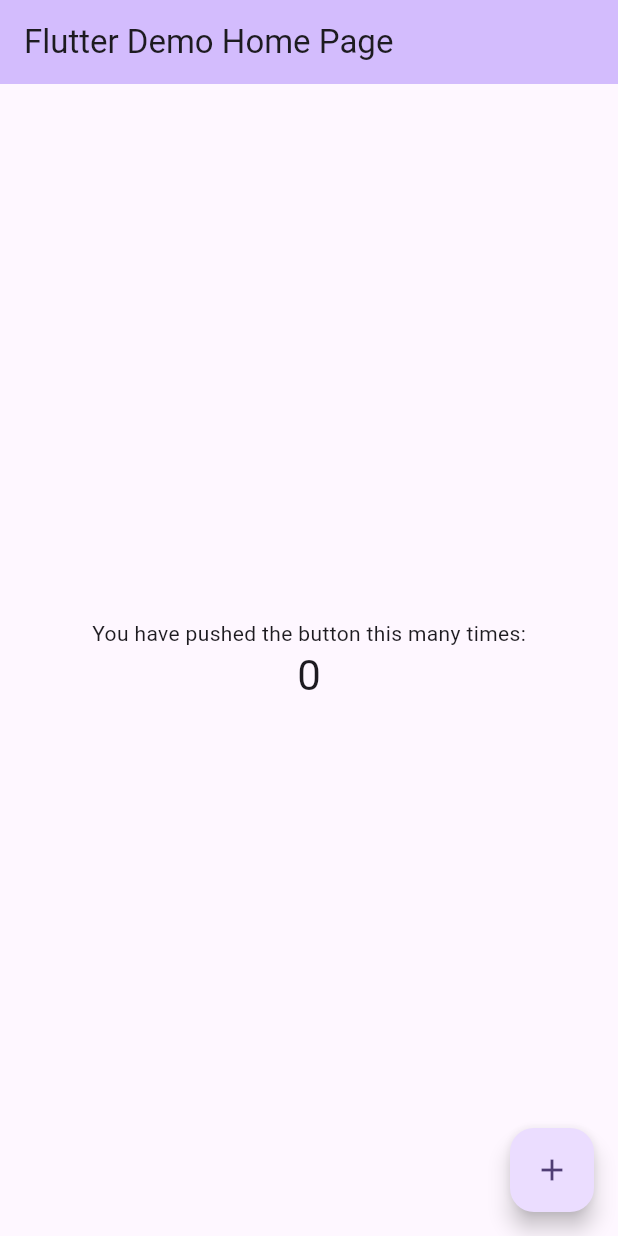
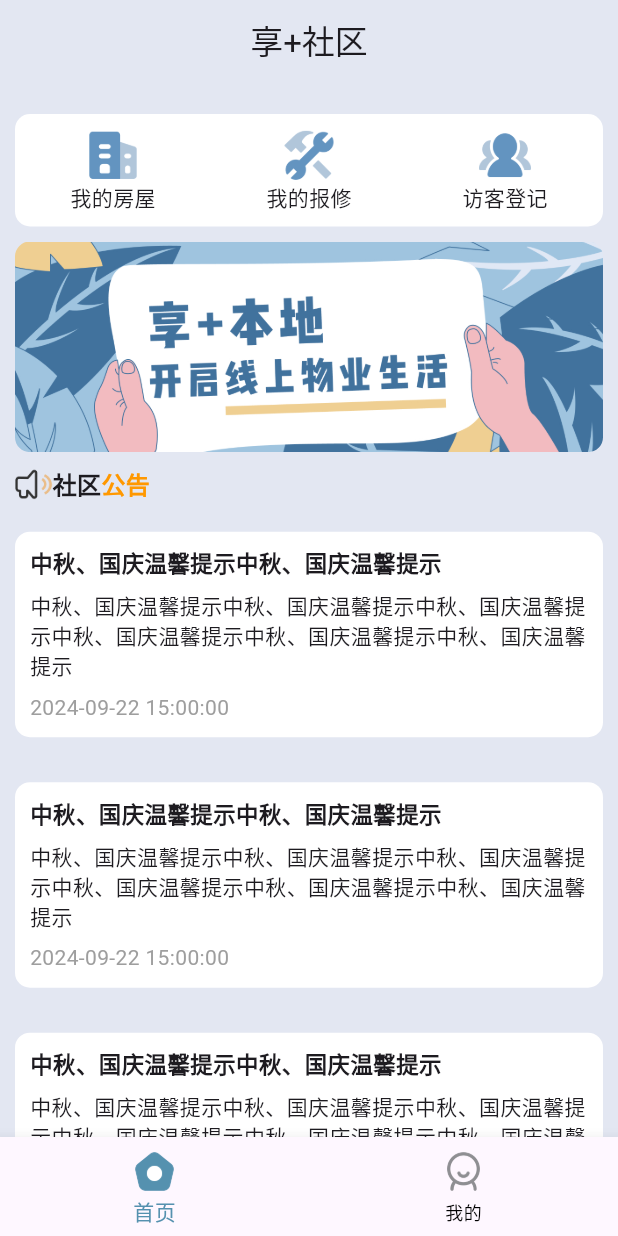
Before and after one commit to bitByte404/enjoy_plus, a Flutter app: the screen it shows after launch, on a phone screen of 412 x 824 dp. Run offline on Flutter 3.47's test engine with Material 3 defaults, Android fonts, the phone set to English and light mode, and no system bars.

Commit message:
feat: 初始化社区公告和导航组件
- 新增 HomeList 和 HomeNav 组件
- 创建 HomePage 和 MinePage 页面
- 实现底部导航栏 TabBarPage
- 添加相关资源文件
- 删除默认的计数器示例

```diff
--- a/lib/main.dart
+++ b/lib/main.dart
@@ -1,125 +1,12 @@
+import 'package:enjoy_plus/pages/tab_bar/tab_bar_page.dart';
 import 'package:flutter/material.dart';
 
 void main() {
-  runApp(const MyApp());
+  runApp(MaterialApp(
+    debugShowCheckedModeBanner: false,
+    routes: {
+      '/': (context) => const TabBarPage(),
+    },
+    initialRoute: '/',
+  ));
 }
-
-class MyApp extends StatelessWidget {
-  const MyApp({super.key});
-
-  // This widget is the root of your application.
-  @override
-  Widget build(BuildContext context) {
-    return MaterialApp(
-      title: 'Flutter Demo',
-      theme: ThemeData(
-        // This is the theme of your application.
-        //
-        // TRY THIS: Try running your application with "flutter run". You'll see
-        // the application has a purple toolbar. Then, without quitting the app,
-        // try changing the seedColor in the colorScheme below to Colors.green
-        // and then invoke "hot reload" (save your changes or press the "hot
-        // reload" button in a Flutter-supported IDE, or press "r" if you used
-        // the command line to start the app).
-        //
-        // Notice that the counter didn't reset back to zero; the application
-        // state is not lost during the reload. To reset the state, use hot
-        // restart instead.
-        //
-        // This works for code too, not just values: Most code changes can be
-        // tested with just a hot reload.
-        colorScheme: ColorScheme.fromSeed(seedColor: Colors.deepPurple),
-        useMaterial3: true,
-      ),
-      home: const MyHomePage(title: 'Flutter Demo Home Page'),
-    );
-  }
-}
-
-class MyHomePage extends StatefulWidget {
-  const MyHomePage({super.key, required this.title});
-
-  // This widget is the home page of your application. It is stateful, meaning
-  // that it has a State object (defined below) that contains fields that affect
-  // how it looks.
-
-  // This class is the configuration for the state. It holds the values (in this
-  // case the title) provided by the parent (in this case the App widget) and
-  // used by the build method of the State. Fields in a Widget subclass are
-  // always marked "final".
-
-  final String title;
-
-  @override
-  State<MyHomePage> createState() => _MyHomePageState();
-}
-
-class _MyHomePageState extends State<MyHomePage> {
-  int _counter = 0;
-
-  void _incrementCounter() {
-    setState(() {
-      // This call to setState tells the Flutter framework that something has
-      // changed in this State, which causes it to rerun the build method below
-      // so that the display can reflect the updated values. If we changed
-      // _counter without calling setState(), then the build method would not be
-      // called again, and so nothing would appear to happen.
-      _counter++;
-    });
-  }
-
-  @override
-  Widget build(BuildContext context) {
-    // This method is rerun every time setState is called, for instance as done
-    // by the _incrementCounter method above.
-    //
-    // The Flutter framework has been optimized to make rerunning build methods
-    // fast, so that you can just rebuild anything that needs updating rather
-    // than having to individually change instances of widgets.
-    return Scaffold(
-      appBar: AppBar(
-        // TRY THIS: Try changing the color here to a specific color (to
-        // Colors.amber, perhaps?) and trigger a hot reload to see the AppBar
-        // change color while the other colors stay the same.
-        backgroundColor: Theme.of(context).colorScheme.inversePrimary,
-        // Here we take the value from the MyHomePage object that was created by
-        // the App.build method, and use it to set our appbar title.
-        title: Text(widget.title),
-      ),
-      body: Center(
-        // Center is a layout widget. It takes a single child and positions it
-        // in the middle of the parent.
-        child: Column(
-          // Column is also a layout widget. It takes a list of children and
-          // arranges them vertically. By default, it sizes itself to fit its
-          // children horizontally, and tries to be as tall as its parent.
-          //
-          // Column has various properties to control how it sizes itself and
-          // how it positions its children. Here we use mainAxisAlignment to
-          // center the children vertically; the main axis here is the vertical
-          // axis because Columns are vertical (the cross axis would be
-          // horizontal).
-          //
-          // TRY THIS: Invoke "debug painting" (choose the "Toggle Debug Paint"
-          // action in the IDE, or press "p" in the console), to see the
-          // wireframe for each widget.
-          mainAxisAlignment: MainAxisAlignment.center,
-          children: <Widget>[
-            const Text(
-              'You have pushed the button this many times:',
-            ),
-            Text(
-              '$_counter',
-              style: Theme.of(context).textTheme.headlineMedium,
-            ),
-          ],
-        ),
-      ),
-      floatingActionButton: FloatingActionButton(
-        onPressed: _incrementCounter,
-        tooltip: 'Increment',
-        child: const Icon(Icons.add),
-      ), // This trailing comma makes auto-formatting nicer for build methods.
-    );
-  }
-}
--- /dev/null
+++ b/lib/pages/home/components/home_list.dart
@@ -0,0 +1,114 @@
+import 'package:enjoy_plus/generated/assets.dart';
+import 'package:flutter/material.dart';
+
+
+class HomeList extends StatelessWidget {
+  HomeList({super.key/*, required this.notifyList*/});
+
+  List notifyList = [
+    {
+      'title': '中秋、国庆温馨提示中秋、国庆温馨提示',
+      'content': '中秋、国庆温馨提示中秋、国庆温馨提示中秋、国庆温馨提示中秋、国庆温馨提示中秋、国庆温馨提示中秋、国庆温馨提示',
+      'createdAt': '2024-09-22 15:00:00',
+    },
+    {
+      'title': '中秋、国庆温馨提示中秋、国庆温馨提示',
+      'content': '中秋、国庆温馨提示中秋、国庆温馨提示中秋、国庆温馨提示中秋、国庆温馨提示中秋、国庆温馨提示中秋、国庆温馨提示',
+      'createdAt': '2024-09-22 15:00:00',
+    },
+    {
+      'title': '中秋、国庆温馨提示中秋、国庆温馨提示',
+      'content': '中秋、国庆温馨提示中秋、国庆温馨提示中秋、国庆温馨提示中秋、国庆温馨提示中秋、国庆温馨提示中秋、国庆温馨提示',
+      'createdAt': '2024-09-22 15:00:00',
+    },
+  ];
+
+  @override
+  Widget build(BuildContext context) {
+    return Container(
+      margin: const EdgeInsets.only(top: 10),
+      child: Column(
+        children: [
+          Row(
+            children: [
+              Image.asset(
+                Assets.imagesNotice2x,
+                width: 25,
+              ),
+              const Text(
+                '社区',
+                style: TextStyle(fontSize: 16, fontWeight: FontWeight.bold),
+              ),
+              const Text('公告',
+                  style: TextStyle(
+                      fontSize: 16,
+                      fontWeight: FontWeight.bold,
+                      color: Colors.orange)),
+            ],
+          ),
+          ListView(
+              shrinkWrap: true,
+              physics: const NeverScrollableScrollPhysics(),
+              children: notifyList.map((item) {
+                return GestureDetector(
+                  onTap: () {
+                    Navigator.pushNamed(context, '/detail',
+                        arguments: {'id': '10011xx'});
+                  },
+                  child: Container(
+                      padding: const EdgeInsets.only(top: 10, bottom: 10),
+                      child: Container(
+                        padding: const EdgeInsets.all(10),
+                        margin: const EdgeInsets.only(top: 10),
+                        decoration: BoxDecoration(
+                          borderRadius: BorderRadius.circular(10),
+                          color: Colors.white,
+                        ),
+                        child: Column(
+                          children: [
+                            Row(children: [
+                              Expanded(
+                                child: Text(
+                                  item['title'],
+                                  style: const TextStyle(
+                                    fontSize: 15,
+                                    fontWeight: FontWeight.bold,
+                                  ),
+                                  maxLines: 2,
+                                  overflow: TextOverflow.ellipsis,
+                                ),
+                              ),
+                            ]),
+                            const SizedBox(
+                              height: 8,
+                            ),
+                            Row(children: [
+                              Expanded(
+                                child: Text(
+                                  item['content'],
+                                  maxLines: 3,
+                                  overflow: TextOverflow.ellipsis,
+                                ),
+                              ),
+                            ]),
+                            const SizedBox(height: 8),
+                            Row(children: [
+                              Expanded(
+                                child: Text(
+                                  item['createdAt'],
+                                  maxLines: 1,
+                                  overflow: TextOverflow.ellipsis,
+                                  style: const TextStyle(color: Colors.grey),
+                                ),
+                              ),
+                            ])
+                          ],
+                        ),
+                      )),
+                );
+              }).toList())
+        ],
+      ),
+    );
+  }
+}
--- /dev/null
+++ b/lib/pages/home/components/home_nav.dart
@@ -0,0 +1,50 @@
+import 'package:enjoy_plus/generated/assets.dart';
+import 'package:flutter/material.dart';
+
+class HomeNav extends StatelessWidget {
+  HomeNav({super.key});
+
+  // 导航数据
+  List navList = [
+    {
+      'title': '我的房屋',
+      'icon': Assets.imagesHouseNavIcon2x,
+    },
+    {
+      'title': '我的报修',
+      'icon': Assets.imagesRepairNavIcon2x,
+    },
+    {
+      'title': '访客登记',
+      'icon': Assets.imagesVisitorNavIcon2x,
+    }
+  ];
+
+  @override
+  Widget build(BuildContext context) {
+    return Container(
+      margin: const EdgeInsets.only(top: 10, bottom: 10),
+      padding: const EdgeInsets.only(bottom: 10, top: 10),
+      decoration: BoxDecoration(
+        color: Colors.white,
+        borderRadius: BorderRadius.circular(10),
+      ),
+      child: Row(
+          mainAxisAlignment: MainAxisAlignment.spaceBetween,
+          children:
+          navList.map((item) {
+            return Expanded(
+                child: Column(
+                  children: [
+                    Image.asset(
+                      item['icon'],
+                      width: 35,
+                    ),
+                    Text(item['title']),
+                  ],
+                ));
+          }).toList()
+      ),
+    );
+  }
+}
--- /dev/null
+++ b/lib/pages/home/index.dart
@@ -0,0 +1,41 @@
+import 'package:enjoy_plus/generated/assets.dart';
+import 'package:enjoy_plus/pages/home/components/home_list.dart';
+import 'package:enjoy_plus/pages/home/components/home_nav.dart';
+import 'package:flutter/material.dart';
+
+class HomePage extends StatefulWidget {
+  const HomePage({super.key});
+
+  @override
+  State<HomePage> createState() => _HomePageState();
+}
+
+class _HomePageState extends State<HomePage> {
+
+  @override
+  Widget build(BuildContext context) {
+    return Scaffold(
+        backgroundColor: const Color.fromARGB(40, 85, 145, 175),
+        appBar: AppBar(
+          title: const Text('享+社区'),
+          backgroundColor: Colors.transparent,
+          centerTitle: true,
+        ),
+        body: ListView(
+          scrollDirection: Axis.vertical,
+          padding: const EdgeInsets.all(10),
+          children:  [
+            // 导航条
+            HomeNav(),
+            // 中间广告图
+            ClipRRect(
+              borderRadius: BorderRadius.circular(10.0),
+              child: Image.asset(Assets.imagesBanner2x),
+            ),
+            // 社区公告
+            HomeList()
+          ],
+        )
+    );
+  }
+}
--- /dev/null
+++ b/lib/pages/tab_bar/tab_bar_page.dart
@@ -0,0 +1,74 @@
+import 'package:enjoy_plus/generated/assets.dart';
+import 'package:enjoy_plus/pages/home/index.dart';
+import 'package:enjoy_plus/pages/mine/index.dart';
+import 'package:flutter/material.dart';
+
+class TabBarPage extends StatefulWidget {
+  const TabBarPage({super.key});
+
+  @override
+  State<TabBarPage> createState() => _TabBarPageState();
+}
+
+class _TabBarPageState extends State<TabBarPage> {
+  // 记录当前索引
+  int currentIndex = 0;
+
+  // 底部TabBar数据
+  List tabBarList = [
+    {
+      "title": "首页",
+      "default": Assets.tabsHomeDefault,
+      "active": Assets.tabsHomeActive
+    },
+    {
+      "title": "我的",
+      "default": Assets.tabsMyDefault,
+      "active": Assets.tabsMyActive
+    }
+  ];
+
+  @override
+  Widget build(BuildContext context) {
+    return Scaffold(
+      body: IndexedStack(
+        index: currentIndex,
+        children: const [HomePage(), MinePage()],
+      ),
+      bottomNavigationBar: BottomNavigationBar(
+        // 设置底部导航item样式
+        type: BottomNavigationBarType.fixed,
+        items: barItemList(),
+        currentIndex: currentIndex,
+        selectedItemColor: const Color.fromARGB(255, 85, 145, 175),
+        unselectedItemColor: Colors.black,
+        onTap: (index) {
+          setState(() {
+            currentIndex = index;
+          });
+        },
+      ),
+    );
+  }
+
+  List<BottomNavigationBarItem> barItemList() {
+    List<BottomNavigationBarItem> items = [];
+    for (var item in tabBarList) {
+      items.add(
+        BottomNavigationBarItem(
+            icon: Image.asset(
+              item['default'],
+              width: 32,
+              height: 32,
+            ),
+            activeIcon: Image.asset(
+              item['active'],
+              width: 32,
+              height: 32,
+            ),
+            label: item['title']),
+      );
+    }
+    return items;
+  }
+}
```
Also changed, not shown: lib/pages/mine/index.dart (added, +110 -0 lines), pubspec.yaml (+17 -3 lines), 1 other file.
